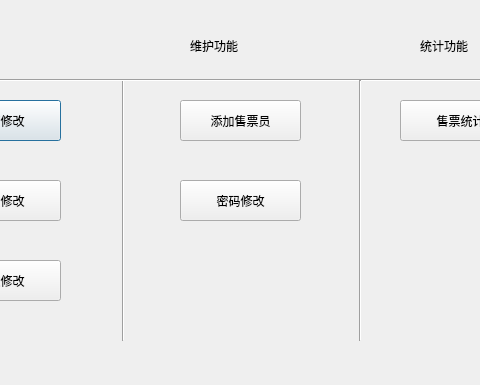
The window that ManagerUI.ui (qiu-star/TicketManagementSystem) describes before a commit, drawn with Qt 5; both pictures show x 150 to 630 and y 0 to 385 of the 772 by 385 pixel window.
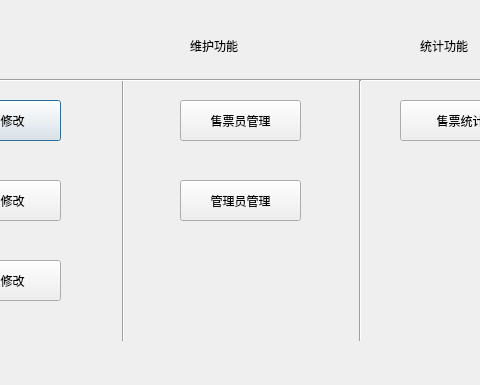
The same window after the commit.

Commit message: 管理员界面添加删除完成

The edit to the form file:
```diff
--- a/ManagerUI.ui
+++ b/ManagerUI.ui
@@ -74,7 +74,7 @@
     <string notr="true">font: 14pt &quot;方正颜宋简体&quot;;</string>
    </property>
    <property name="text">
-    <string>添加售票员</string>
+    <string>售票员管理</string>
    </property>
   </widget>
   <widget class="QPushButton" name="pushButton_5">
@@ -90,7 +90,7 @@
     <string notr="true">font: 14pt &quot;方正颜宋简体&quot;;</string>
    </property>
    <property name="text">
-    <string>密码修改</string>
+    <string>管理员管理</string>
    </property>
   </widget>
   <widget class="QPushButton" name="pushButton_6">
```
The commit also changes 4 other files.
